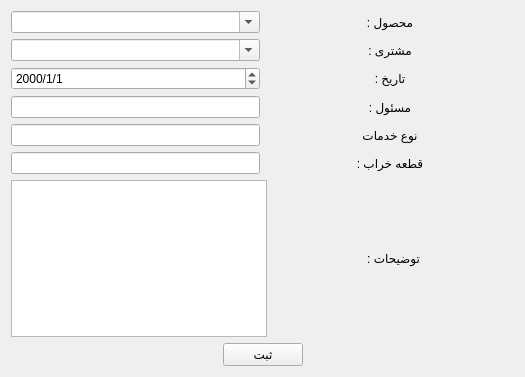
Before: the Qt Designer form serviceedit.ui in kia-far/QtDBS, drawn with Qt 5.
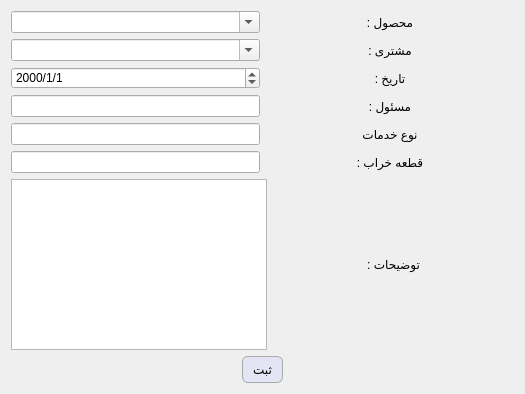
After: the same form once the commit is applied.

Commit message: added stylesheet for buttons

```diff
--- a/serviceedit.ui
+++ b/serviceedit.ui
@@ -7,14 +7,37 @@
     <x>0</x>
     <y>0</y>
     <width>525</width>
-    <height>377</height>
+    <height>394</height>
    </rect>
   </property>
   <property name="windowTitle">
    <string>Form</string>
   </property>
   <property name="styleSheet">
-   <string notr="true">font: 12pt &quot;Segoe UI&quot;;</string>
+   <string notr="true">QPushButton {
+    background-color: rgb(228, 229, 244); /* Light gray background */
+    border: 1px solid #a9a9a9; /* Darker gray border for a 3D effect */
+    border-radius: 6px; /* Rounded corners */
+    padding: 5px 10px; /* Padding for a button-like appearance */
+    color: black; /* Text color */
+    
+    /* Subtle gradient for a shiny effect */
+    background: qlineargradient(spread:pad, x1:0, y1:0, x2:0, y2:1, 
+                                stop:0 #f0f0f0, stop:1 #d3d3d3);
+}
+
+QPushButton:hover {
+    background-color: #e6e6e6; /* Change to a lighter shade on hover */
+    border-color: #b0b0b0; /* Change border color on hover */
+}
+
+QPushButton:pressed {
+    background-color: #bfbfbf; /* Darker gray when pressed */
+    border-color: #808080; /* Slightly darker border when pressed */
+}
+
+
+QWidget {font: 12pt &quot;Segoe UI&quot;;}</string>
   </property>
   <layout class="QVBoxLayout" name="verticalLayout">
    <item>
```
The commit also changes 29 other files.
